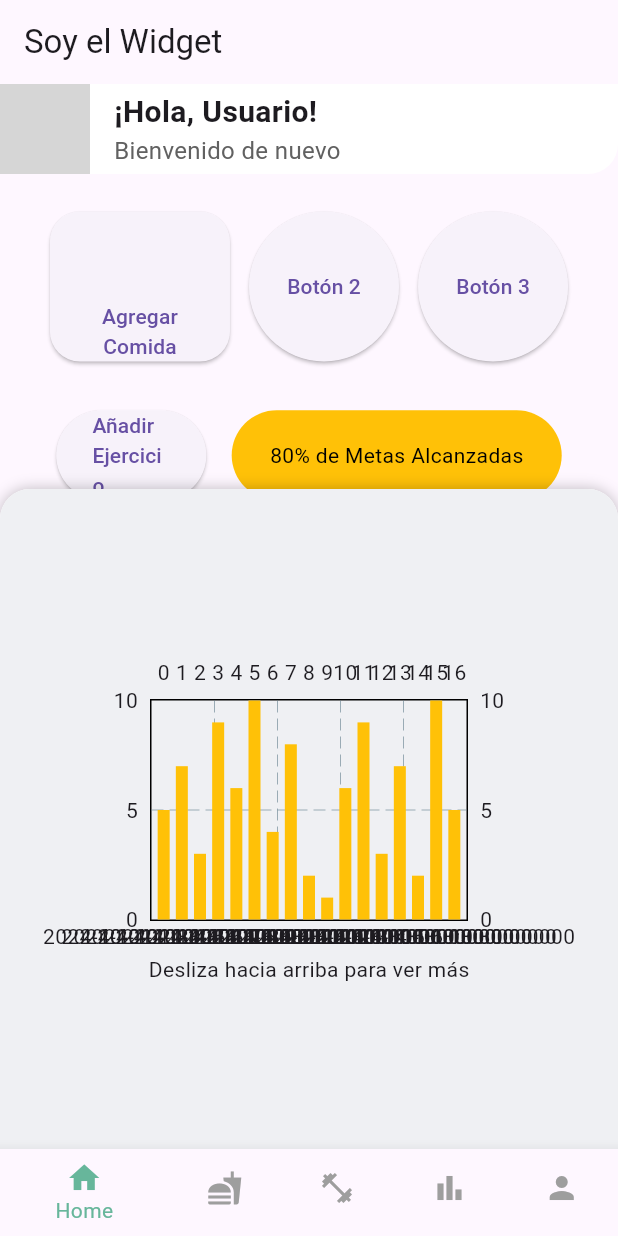
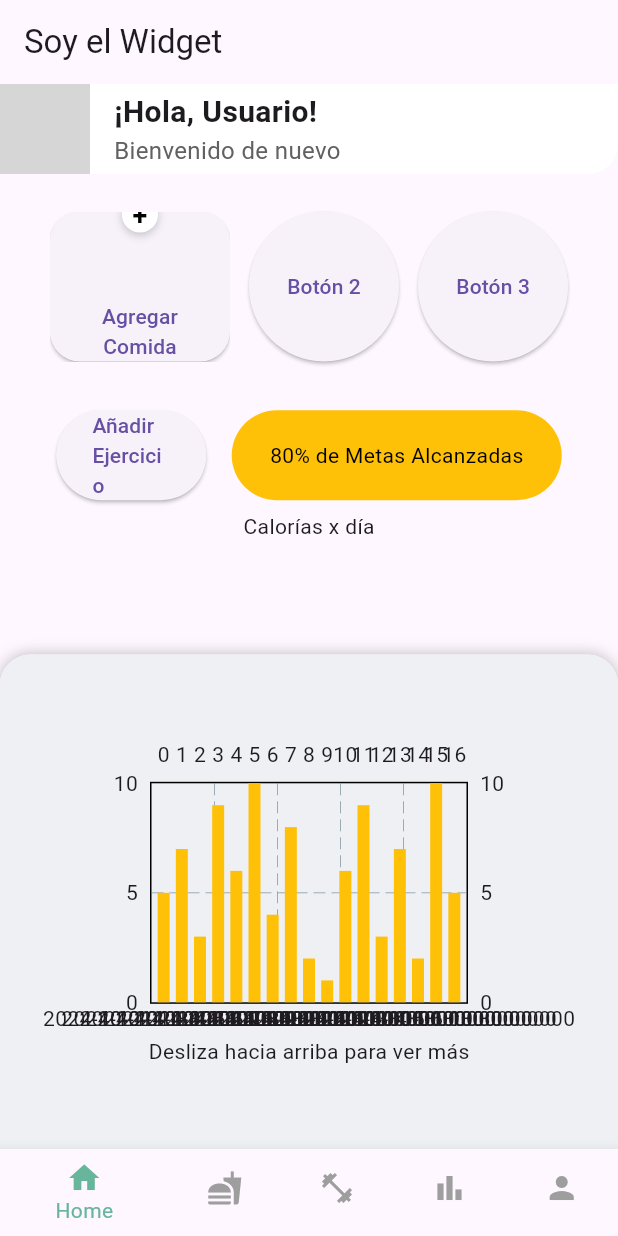
Before and after one commit to AntonellaDalPoggetto/TP3-FitTracker, a Flutter app: the screen it shows after launch, on a phone screen of 412 x 824 dp. Run offline on Flutter 3.47's test engine with Material 3 defaults, Android fonts, the phone set to English and light mode, and no system bars; drawn by our look-alikes of carousel_slider, fl_chart, sliding_up_panel; our stand-ins replace firebase_core, flutter_riverpod, go_router; accounts and stored records are empty; network calls fail; grey boxes are pictures that could not be loaded.

Commit message:
Update home.dart

```diff
--- a/lib/presentation/screens/home.dart
+++ b/lib/presentation/screens/home.dart
@@ -31,6 +31,13 @@ class _HomeState extends State<Home> {
 
    @override
   Widget build(BuildContext context) {
+    // Obtén la altura de la pantalla
+    double screenHeight = MediaQuery.of(context).size.height;
+
+    // Establece minHeight y maxHeight como un porcentaje de la altura de la pantalla
+    double minHeight = screenHeight * 0.4; // 40% de la altura de la pantalla
+    double maxHeight = screenHeight * 0.8; // 80% de la altura de la pantalla
+
     return Scaffold(
       appBar: AppBar(
         title: Text('Soy el ${_widgetOptions[_selectedIndex]}'),
@@ -45,13 +52,12 @@ class _HomeState extends State<Home> {
           child: const Column(
             mainAxisAlignment: MainAxisAlignment.center,
             children: [
-
               _Graph(),
               Center(child: Text("Desliza hacia arriba para ver más")),
             ],
           ),
         ),
-         body: Column( // Cambia aquí a Column
+        body: Column(
           children: [
             _Header(), // Agrega tu header aquí
             Expanded(
@@ -60,11 +66,10 @@ class _HomeState extends State<Home> {
           ],
         ),
         borderRadius: const BorderRadius.vertical(top: Radius.circular(20)),
-        minHeight: 440,
-        maxHeight: 800,
+        minHeight: minHeight,
+        maxHeight: maxHeight,
         defaultPanelState: PanelState.CLOSED,
       ),
-
     );
   }
 }
@@ -137,7 +142,10 @@ class _BodyView extends StatelessWidget {
              SizedBox(
   height: 100,
   width: 120,
-                child: ElevatedButton(
+  child: Stack(
+    alignment: Alignment.topCenter, // Centra el contenido en la parte superior
+    children: [
+      ElevatedButton(
         onPressed: () {
           context.go('/meals_registration');
         },
@@ -145,10 +153,9 @@ class _BodyView extends StatelessWidget {
           shape: RoundedRectangleBorder(
             borderRadius: BorderRadius.circular(20), // Bordes redondeados
           ),
-
         ),
         child: const Column(
-                 mainAxisAlignment: MainAxisAlignment.end, // Alínea los elementos al final
+          mainAxisAlignment: MainAxisAlignment.end, // Alinea los elementos al final
           children: [
             SizedBox(height: 8), // Espacio superior para centrar el texto
             Text(
@@ -157,6 +164,36 @@ class _BodyView extends StatelessWidget {
             ),
           ],
         ),
+      ),
+      Positioned(
+        top: -10, // Ajusta este valor para posicionar el '+' donde lo necesites
+        child: Container(
+          width: 24, // Ajusta el tamaño según sea necesario
+          height: 24, // Ajusta el tamaño según sea necesario
+          decoration: BoxDecoration(
+            shape: BoxShape.circle,
+            color: Colors.white, // Color de fondo del círculo
+            boxShadow: [
+              BoxShadow(
+                color: Colors.black.withOpacity(0.2),
+                offset: Offset(0, 2),
+                blurRadius: 4,
+              ),
+            ],
+          ),
+          child: const Center(
+            child: Text(
+              '+',
+              style: TextStyle(
+                fontSize: 18, // Ajusta el tamaño del texto
+                fontWeight: FontWeight.bold,
+                color: Colors.black, // Color del texto
+              ),
+            ),
+          ),
+        ),
+      ),
+    ],
   ),
 ),
 SizedBox(
```
Lines whose indentation alone changed are shown as unchanged.
